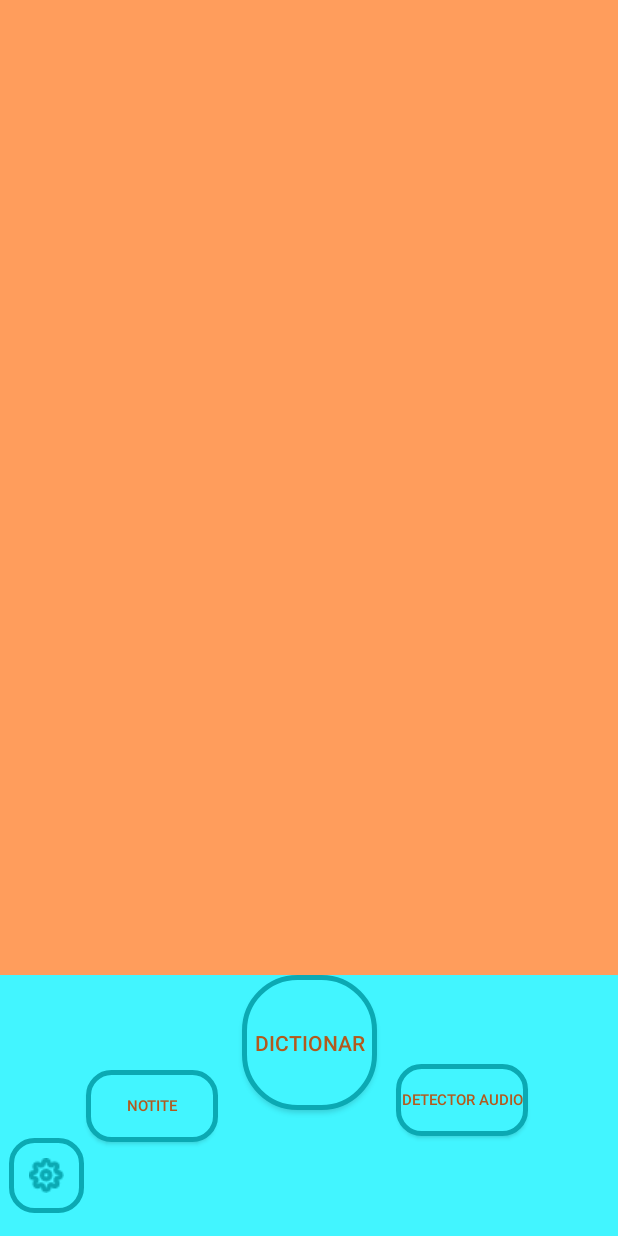
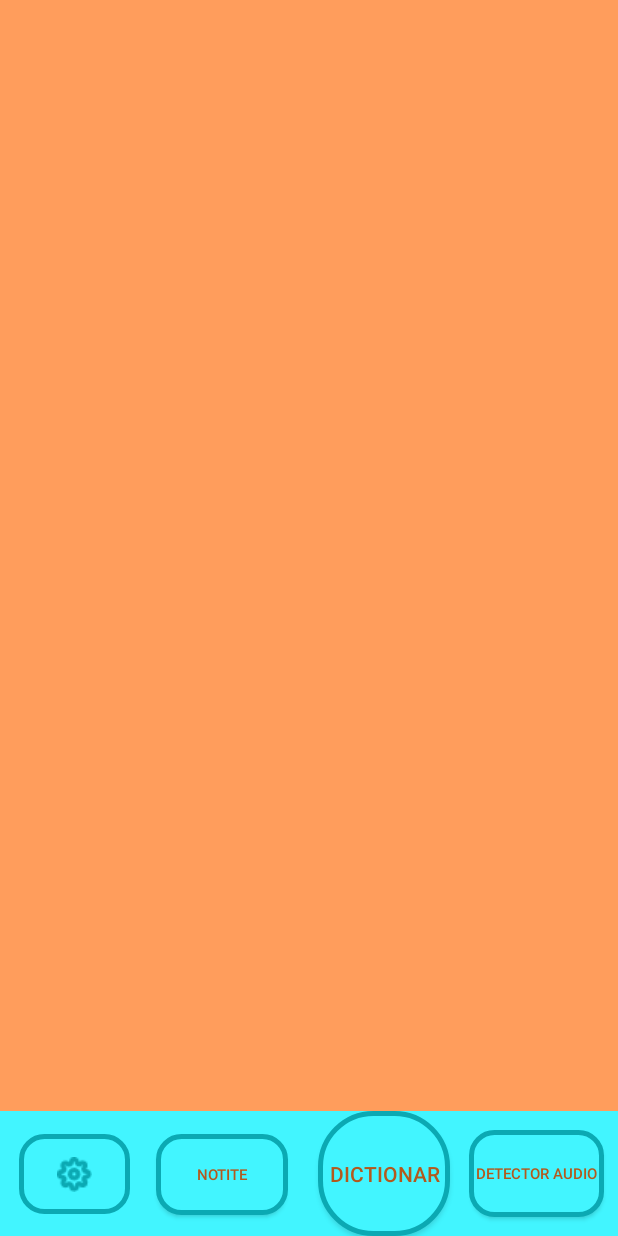
Before and after one commit to DurdeuVlad/Helping-Sidekick, an Android app: the screen it shows after launch (MainActivity), on a phone screen of 412 x 824 dp. Run offline under Robolectric (Android 15) with nearby library versions, the phone set to English and light mode, and no system bars.

Commit message:
Am facut main meniul sa fie cat de cat flexibil la noi ecrane

```diff
--- a/app/src/main/res/layout/activity_main.xml
+++ b/app/src/main/res/layout/activity_main.xml
@@ -8,75 +8,79 @@
     tools:context=".MainActivity"
     tools:ignore="MissingDefaultResource">
 
-    <Button
-        android:id="@+id/dictionar"
-        android:layout_width="90dp"
-        android:layout_height="90dp"
-        android:layout_marginTop="565dp"
-        android:background="@drawable/round_button"
-        android:text="Dictionar"
-        android:textColor="#B3591D"
+    <androidx.constraintlayout.widget.ConstraintLayout
+        android:id="@+id/constraintLayout"
+        android:layout_width="0dp"
+        android:layout_height="83dp"
+        android:layout_marginTop="550dp"
+        android:background="#42F5FF"
         app:layout_constraintBottom_toBottomOf="parent"
         app:layout_constraintEnd_toEndOf="parent"
+        app:layout_constraintHorizontal_bias="0.0"
         app:layout_constraintStart_toStartOf="parent"
-        app:layout_constraintTop_toTopOf="parent" />
+        app:layout_constraintTop_toTopOf="parent"
+        app:layout_constraintVertical_bias="1.0">
 
-    <androidx.constraintlayout.widget.ConstraintLayout
-        android:id="@+id/constraintLayout"
-        android:layout_width="match_parent"
-        android:layout_height="match_parent"
-        android:layout_marginTop="650dp"
-        android:background="#42F5FF"
-        app:layout_constraintBottom_toBottomOf="parent"
-        app:layout_constraintTop_toTopOf="parent"
-        tools:layout_editor_absoluteX="133dp">
 
         <Button
             android:id="@+id/notite"
-            android:layout_width="wrap_content"
-            android:layout_height="wrap_content"
-            android:layout_marginEnd="210dp"
+            android:layout_width="88dp"
+            android:layout_height="54dp"
             android:background="@drawable/button_border"
             android:text="Notite"
             android:textColor="#B3591D"
 
             android:textSize="10dp"
             app:layout_constraintBottom_toBottomOf="parent"
-            app:layout_constraintEnd_toEndOf="parent"
+            app:layout_constraintEnd_toStartOf="@+id/dictionar"
+            app:layout_constraintHorizontal_bias="0.837"
             app:layout_constraintStart_toStartOf="parent"
-            app:layout_constraintTop_toTopOf="parent" />
-
+            app:layout_constraintTop_toTopOf="parent"
+            app:layout_constraintVertical_bias="0.517" />
 
         <Button
             android:id="@+id/detecto_audio"
-            android:layout_width="wrap_content"
-            android:layout_height="wrap_content"
-            android:layout_marginEnd="60dp"
+            android:layout_width="90dp"
+            android:layout_height="58dp"
             android:background="@drawable/button_border"
             android:text="Detector Audio"
             android:textColor="#B3591D"
             android:textSize="10dp"
             app:layout_constraintBottom_toBottomOf="parent"
             app:layout_constraintEnd_toEndOf="parent"
-            app:layout_constraintHorizontal_bias="1.0"
-            app:layout_constraintStart_toStartOf="parent"
-            app:layout_constraintTop_toTopOf="parent"
-            app:layout_constraintVertical_bias="0.47" />
+            app:layout_constraintHorizontal_bias="0.589"
+            app:layout_constraintStart_toEndOf="@+id/dictionar"
+            app:layout_constraintTop_toTopOf="parent" />
 
         <ImageButton
             android:id="@+id/imageButton"
-            android:layout_width="50dp"
-            android:layout_height="50dp"
-            android:layout_marginEnd="350dp"
+            android:layout_width="74dp"
+            android:layout_height="53dp"
 
-            android:layout_marginBottom="15dp"
             android:background="@drawable/button_border"
             android:scaleType="centerInside"
             app:layout_constraintBottom_toBottomOf="parent"
-            app:layout_constraintEnd_toEndOf="parent"
+            app:layout_constraintEnd_toStartOf="@+id/notite"
+            app:layout_constraintHorizontal_bias="0.42"
             app:layout_constraintStart_toStartOf="parent"
+            app:layout_constraintTop_toTopOf="parent"
             app:srcCompat="@drawable/icon_feather_settings"
             tools:srcCompat="@drawable/icon_feather_settings" />
+
+        <Button
+            android:id="@+id/dictionar"
+            android:layout_width="88dp"
+            android:layout_height="0dp"
+            android:background="@drawable/round_button"
+            android:text="Dictionar"
+            android:textColor="#B3591D"
+            app:layout_constraintBottom_toBottomOf="parent"
+            app:layout_constraintEnd_toEndOf="parent"
+            app:layout_constraintHorizontal_bias="0.654"
+            app:layout_constraintStart_toStartOf="parent"
+            app:layout_constraintTop_toTopOf="parent"
+            app:layout_constraintVertical_bias="0.0" />
+
     </androidx.constraintlayout.widget.ConstraintLayout>
 
 </androidx.constraintlayout.widget.ConstraintLayout>
--- a/build.gradle
+++ b/build.gradle
@@ -6,7 +6,7 @@ buildscript {
         jcenter()
     }
     dependencies {
-        classpath 'com.android.tools.build:gradle:4.1.1'
+        classpath 'com.android.tools.build:gradle:4.1.2'
         classpath "org.jetbrains.kotlin:kotlin-gradle-plugin:$kotlin_version"
 
         // NOTE: Do not place your application dependencies here; they belong
```
